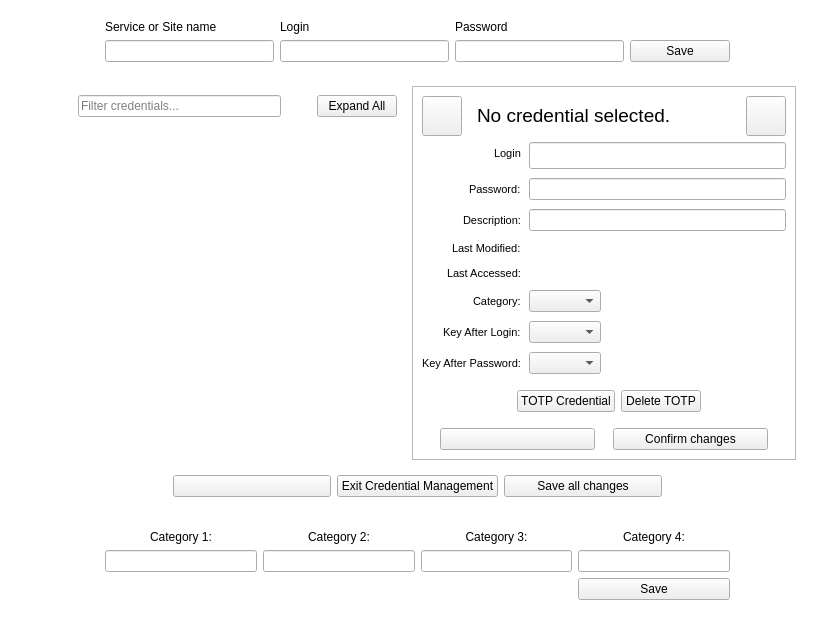
Old version of the form src/CredentialsManagement.ui in the repository mooltipass/moolticute.
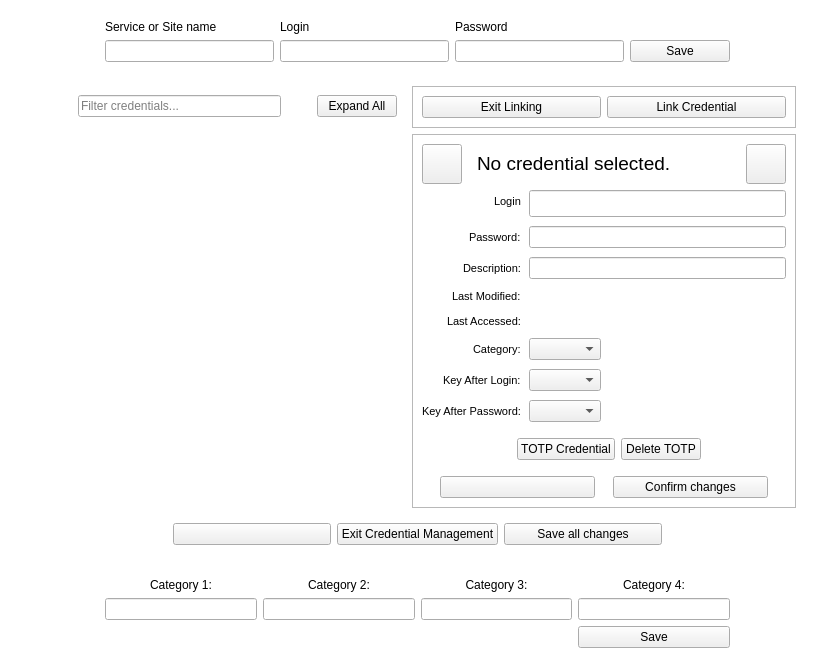
New version of the form. The open tabs and pages were chosen to show the change. Icons and pictures are not drawn. Custom widgets are drawn as their Qt base class.

Commit message: [BLE] Add lineEdit with link for Credential Linking

```diff
--- a/src/CredentialsManagement.ui
+++ b/src/CredentialsManagement.ui
@@ -319,6 +319,32 @@
          </item>
          <item>
           <layout class="QVBoxLayout" name="verticalLayout_2">
+           <item>
+            <widget class="QFrame" name="framePasswordLink">
+             <property name="frameShape">
+              <enum>QFrame::StyledPanel</enum>
+             </property>
+             <property name="frameShadow">
+              <enum>QFrame::Raised</enum>
+             </property>
+             <layout class="QHBoxLayout" name="horizontalLayout_9">
+              <item>
+               <widget class="QPushButton" name="pushButtonDiscardLinking">
+                <property name="text">
+                 <string>Exit Linking</string>
+                </property>
+               </widget>
+              </item>
+              <item>
+               <widget class="QPushButton" name="pushButtonLinkTo">
+                <property name="text">
+                 <string>Link Credential</string>
+                </property>
+               </widget>
+              </item>
+             </layout>
+            </widget>
+           </item>
            <item>
             <widget class="QFrame" name="credDisplayFrame">
              <property name="sizePolicy">
@@ -997,6 +1023,11 @@
    <extends>QLineEdit</extends>
    <header>PasswordLineEdit.h</header>
   </customwidget>
+  <customwidget>
+   <class>PasswordLinkLineEdit</class>
+   <extends>QLineEdit</extends>
+   <header>PasswordLineEdit.h</header>
+  </customwidget>
   <customwidget>
    <class>CredentialView</class>
    <extends>QWidget</extends>
```
Left out of the diff: 2 changed lines with no effect on the pictures. The commit also changes 4 other files.
